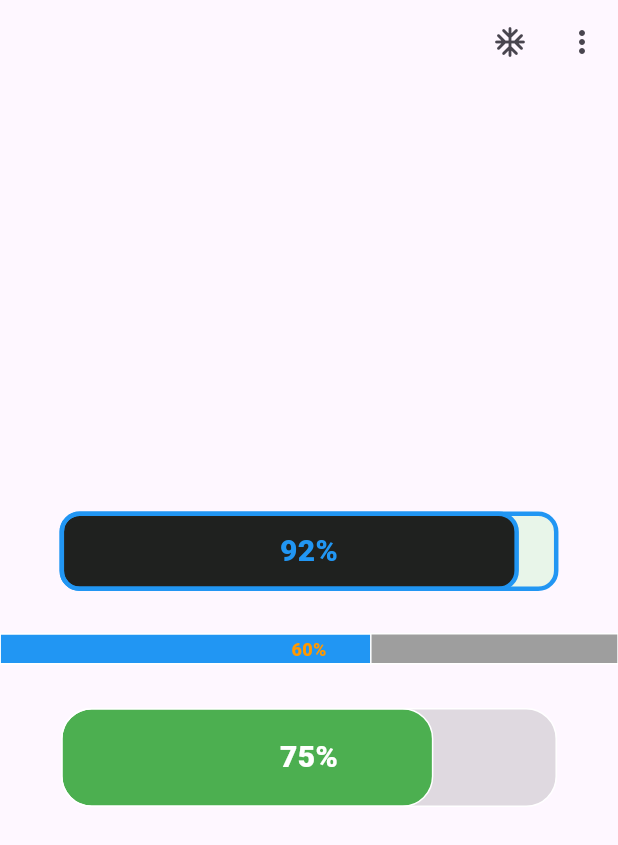
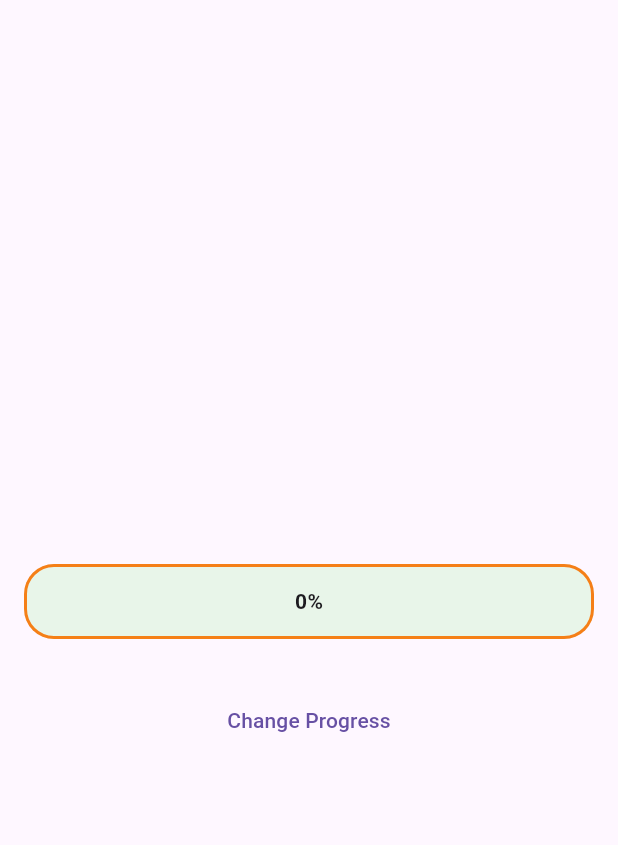
Before and after one commit to SwanFlutter/custom_linear_progress_indicator, a Flutter app: the screen it shows after launch, on a phone screen of 412 x 824 dp. Shown: the top 845 px of the screen. Run offline on Flutter 3.47's test engine with Material 3 defaults, Android fonts, the phone set to English and light mode, and no system bars.

Commit message:
Fixed animation bug, code cleanup.

```diff
--- a/example/lib/main.dart
+++ b/example/lib/main.dart
@@ -1,3 +1,5 @@
+import 'dart:developer';
+
 import 'package:custom_linear_progress_indicator/custom_linear_progress_indicator.dart';
 import 'package:flutter/material.dart';
 
@@ -31,87 +33,49 @@ class MyHomePage extends StatefulWidget {
 
 class _MyHomePageState extends State<MyHomePage> {
   DateTime selectedData = DateTime.now();
-
-  _selectedData(BuildContext context) async {
-    final DateTime? piked = await showDatePicker(
-      context: context,
-      initialDate: selectedData,
-      firstDate: DateTime(1950),
-      lastDate: DateTime(2028),
-    );
-    if (piked != null && piked != selectedData) {
-      setState(() {
-        selectedData = piked;
-      });
-    }
-  }
-
   late double progressPercent = 0;
-  final double total = 1200;
-
-  double users = 1100;
 
   @override
   Widget build(BuildContext context) {
     return Scaffold(
-      appBar: AppBar(
-        actions: [
-          IconButton(onPressed: () {}, icon: const Icon(Icons.ac_unit_rounded)),
-          PopupMenuButton(
-            itemBuilder: (context) {
-              return [
-                const PopupMenuItem(child: Text("Hello")),
-                const PopupMenuItem(child: Text("World")),
-                const PopupMenuItem(child: Text("!")),
-              ];
-            },
-          )
-        ],
-      ),
-      body: Center(
+      appBar: AppBar(),
+      body: Container(
+        width: double.infinity,
+        padding: const EdgeInsets.all(16),
         child: Column(
           mainAxisAlignment: MainAxisAlignment.center,
           children: [
             CustomLinearProgressIndicator(
-              borderColor: Colors.blue,
-              borderWidth: 3,
-              progressPercent:
-                  double.tryParse((users / total).toStringAsFixed(2))!,
-              width: 0.8,
-              colorLinearProgress: Colors.black87,
-              animationDurationSeconds: 2,
-              minHeight: 50,
-              linearProgressBarBorderRadius: 12.0,
-              borderRadius: 12.0,
+              value: progressPercent,
+              height: 50,
+              borderWidth: 4,
+              borderColor: Colors.yellow.shade900,
+              borderStyle: BorderStyle.solid,
+              colorLinearProgress: Colors.yellow,
+              animationDuration: 1000,
+              borderRadius: 20,
+              linearProgressBarBorderRadius: 20,
               backgroundColor: Colors.green.shade50,
-              percentTextStyle: const TextStyle(
-                color: Colors.blue,
-                fontSize: 20,
-                fontWeight: FontWeight.w800,
-              ),
+              showPercent: true,
+              percentTextStyle: const TextStyle(fontWeight: FontWeight.bold),
+              onProgressChanged: (double value) {
+                log('Progress: $value');
+              },
             ),
             const SizedBox(height: 30),
-            const CustomLinearProgressIndicator(progressPercent: 0.6),
-            const SizedBox(height: 30),
-            const CustomLinearProgressIndicator(
-              progressPercent: 0.75,
-              colorLinearProgress: Colors.green,
-              backgroundColor: Colors.black12,
-              borderRadius: 20.0,
-              linearProgressBarBorderRadius: 20.0,
-              minHeight: 65,
-              width: 0.8,
-              percentTextStyle: TextStyle(
-                color: Colors.white,
-                fontSize: 20,
-                fontWeight: FontWeight.w800,
-              ),
-            )
+            TextButton(
+              onPressed: () {
+                setState(() {
+                  progressPercent += 0.1;
+                });
+
+                log(progressPercent.toString());
+              },
+              child: const Text('Change Progress'),
+            ),
           ],
         ),
       ),
-
-      // This trailing comma makes auto-formatting nicer for build methods.
     );
   }
 }
--- a/example/pubspec.yaml
+++ b/example/pubspec.yaml
@@ -36,7 +36,7 @@ dependencies:
   # Use with the CupertinoIcons class for iOS style icons.
   cupertino_icons: ^1.0.6
   custom_linear_progress_indicator:
-    path: G:\Android\Pakege\custom_linear_progress_indicator
+    path: ../../custom_linear_progress_indicator
 
 dev_dependencies:
   flutter_test:
--- a/lib/src/custom_linear_progress_indicator_base.dart
+++ b/lib/src/custom_linear_progress_indicator_base.dart
@@ -5,14 +5,11 @@ import 'package:flutter/material.dart';
 import 'widget/custom_progress_bar_painter.dart';
 
 class CustomLinearProgressIndicator extends StatefulWidget {
-  /// [progressPercent]: A double value representing the current progress percentage (0.0 to 1.0).
-  final double progressPercent;
+  /// [value]: A double value representing the current progress percentage (0.0 to 1.0).
+  final double value;
 
-  /// [animationDurationSeconds]: An integer controlling the duration of the progress animation in seconds.
-  final int animationDurationSeconds;
-
-  /// [width]: A double value defining the width of the progress bar.
-  final double width;
+  /// [animationDuration]: An integer controlling the duration of the progress animation in milliseconds.
+  final int animationDuration;
 
   /// /// [borderRadius]: A double value controlling the overall border radius of the progress bar.
   final double borderRadius;
@@ -32,20 +29,22 @@ class CustomLinearProgressIndicator extends StatefulWidget {
   /// [linearProgressBarBorderRadius]: A double value specifically adjusting the border radius of the linear progress bar element within the overall progress bar.
   final double linearProgressBarBorderRadius;
 
-  /// [percentTextStyle]: A TextStyle value customizing the appearance of the optional progress percentage text.
-  final TextStyle percentTextStyle;
-
-  /// [minHeight]: A double value setting the minimum height of the progress bar.
-  final double minHeight;
+  /// [height]: A double value setting the minimum height of the progress bar.
+  final double height;
 
   /// [colorLinearProgress]: A Color value indicating the color of the filled progress portion.
   final Color colorLinearProgress;
 
+  final ValueChanged<double>? onProgressChanged;
+
+  final TextStyle? percentTextStyle;
+
+  final bool showPercent;
+
   const CustomLinearProgressIndicator({
     super.key,
-    required this.progressPercent,
-    this.animationDurationSeconds = 1,
-    this.width = 1,
+    required this.value,
+    this.animationDuration = 500,
     this.borderRadius = 0,
     this.borderColor = Colors.white,
     this.borderStyle = BorderStyle.solid,
@@ -53,19 +52,15 @@ class CustomLinearProgressIndicator extends StatefulWidget {
     this.backgroundColor = Colors.grey,
     this.linearProgressBarBorderRadius = 0,
     this.colorLinearProgress = Colors.blue,
-    this.percentTextStyle = const TextStyle(
-      color: Colors.orange,
-      fontSize: 12.0,
-      fontWeight: FontWeight.w800,
-    ),
-    this.minHeight = 20,
+    this.height = 20,
+    this.onProgressChanged,
+    this.percentTextStyle,
+    this.showPercent = false,
   });
 
   @override
   State<CustomLinearProgressIndicator> createState() =>
       _CustomLinearProgressIndicatorState();
-
-  addOne(int i) {}
 }
 
 class _CustomLinearProgressIndicatorState
@@ -73,52 +68,67 @@ class _CustomLinearProgressIndicatorState
     with SingleTickerProviderStateMixin {
   late AnimationController _animationController;
   late Animation<double> _animation;
-  double _currentValue = 0;
 
   @override
   void initState() {
     super.initState();
     _animationController = AnimationController(
       vsync: this,
-      duration: Duration(seconds: widget.animationDurationSeconds),
+      duration: Duration(milliseconds: widget.animationDuration),
     );
-    _updateProgress();
+    _animationController.reset();
+    setState(() {
+      _animation = Tween<double>(
+        begin: 0,
+        end: widget.value,
+      ).animate(CurvedAnimation(
+        parent: _animationController,
+        curve: Curves.easeInOutExpo,
+      ));
+    });
+    _animation.addListener(() {
+      if (widget.onProgressChanged != null) {
+        widget.onProgressChanged!(_animation.value);
+      }
+      setState(() {});
+    });
+    _animationController.forward();
   }
 
-  void _updateProgress() {
-    setState(() {
-      _animationController.reset();
-      _animation = Tween<double>(begin: 0, end: widget.progressPercent)
-          .animate(_animationController)
-        ..addListener(() {
-          setState(() {
-            _currentValue = _animation.value;
-          });
-        });
-      _animationController.forward();
-    });
-  }
+  @override
+  void didUpdateWidget(covariant CustomLinearProgressIndicator oldWidget) {
+    super.didUpdateWidget(oldWidget);
 
-  void _restartAnimation() {
-    setState(() {
-      _currentValue = 0;
-    });
-    _animationController.reset();
-
-    _animationController.forward();
+    if (oldWidget.value != widget.value) {
+      _animation = Tween<double>(
+        begin: _animation.value,
+        end: widget.value,
+      ).animate(CurvedAnimation(
+        parent: _animationController,
+        curve: Curves.easeInOut,
+      ))
+        ..addListener(
+          () {
+            if (widget.onProgressChanged != null) {
+              widget.onProgressChanged!(_animation.value);
+            }
+          },
+        );
+      _animationController.forward(from: 0);
+    }
   }
 
   @override
   Widget build(BuildContext context) {
     Size size = MediaQuery.of(context).size;
-    return InkWell(
-      onTap: () => _restartAnimation(),
-      child: SizedBox(
-        width: size.width * widget.width,
-        height: widget.minHeight,
+    return SizedBox(
+      width: size.width,
+      height: widget.height,
+      child: ClipRRect(
+        borderRadius: BorderRadius.circular(widget.borderRadius),
         child: CustomPaint(
           painter: CustomProgressBarPainter(
-            progressPercent: _currentValue,
+            value: _animation.value,
             borderRadius: widget.borderRadius,
             borderColor: widget.borderColor,
             borderStyle: widget.borderStyle,
@@ -127,15 +137,14 @@ class _CustomLinearProgressIndicatorState
             valueColor: widget.colorLinearProgress,
             linearProgressBarBorderRadius: widget.linearProgressBarBorderRadius,
           ),
-          child: Stack(
-            alignment: Alignment.center,
-            children: [
-              Text(
-                '${(_currentValue * 100).round()}%',
-                style: widget.percentTextStyle,
-              ),
-            ],
-          ),
+          child: widget.showPercent
+              ? Center(
+                  child: Text(
+                    '${(_animation.value * 100).round()}%',
+                    style: widget.percentTextStyle,
+                  ),
+                )
+              : const SizedBox.shrink(),
         ),
       ),
     );
--- a/lib/src/widget/custom_progress_bar_painter.dart
+++ b/lib/src/widget/custom_progress_bar_painter.dart
@@ -1,10 +1,8 @@
-
 import 'package:flutter/material.dart';
 
 class CustomProgressBarPainter extends CustomPainter {
-
-  /// [progressPercent]: A double value representing the current progress percentage (0.0 to 1.0).
-  final double progressPercent;
+  /// [value]: A double value representing the current progress percentage (0.0 to 1.0).
+  double value;
 
   /// [borderRadius]: A double value controlling the overall border radius of the progress bar.
   final double borderRadius;
@@ -28,7 +26,7 @@ class CustomProgressBarPainter extends CustomPainter {
   final double linearProgressBarBorderRadius;
 
   CustomProgressBarPainter({
-    required this.progressPercent,
+    required this.value,
     required this.borderRadius,
     required this.borderColor,
     required this.borderStyle,
@@ -54,10 +52,13 @@ class CustomProgressBarPainter extends CustomPainter {
     );
     canvas.drawRRect(backgroundRect, paint);
 
+    RRect? progressBarRect;
+
+    if (value > 0) {
       // Draw progress bar
       paint.color = valueColor;
-    double progressBarWidth = size.width * progressPercent;
-    RRect progressBarRect = RRect.fromLTRBR(
+      double progressBarWidth = size.width * value;
+      progressBarRect = RRect.fromLTRBR(
         0,
         0,
         progressBarWidth,
@@ -65,12 +66,15 @@ class CustomProgressBarPainter extends CustomPainter {
         Radius.circular(linearProgressBarBorderRadius),
       );
       canvas.drawRRect(progressBarRect, paint);
+    }
 
     // Draw border
     paint.style = PaintingStyle.stroke;
     paint.color = borderColor;
     paint.strokeWidth = borderWidth;
+    if (progressBarRect != null) {
       canvas.drawRRect(progressBarRect, paint);
+    }
     canvas.drawRRect(backgroundRect, paint);
   }
 
--- a/pubspec.yaml
+++ b/pubspec.yaml
@@ -1,6 +1,6 @@
 name: custom_linear_progress_indicator
 description: "Provides a customizable linear progress indicator widget for Flutter applications, offering animation and visual customization options."
-version: 0.0.1
+version: 0.1.0
 homepage: "https://github.com/SwanFlutter/custom_linear_progress_indicator.git"
 
 environment:
```
Also changed, not shown: example/pubspec.lock, 31 other files. Lines whose indentation alone changed are shown as unchanged.
